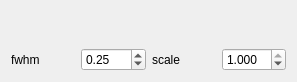
Old version of the form hexrd/ui/resources/ui/azimuthal_overlay_editor.ui in the repository HEXRD/hexrdgui.
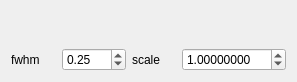
New version of the form. Custom widgets are drawn as their Qt base class.

Commit message: Do not limit scale to 1

Patch:
```diff
--- a/hexrd/ui/resources/ui/azimuthal_overlay_editor.ui
+++ b/hexrd/ui/resources/ui/azimuthal_overlay_editor.ui
@@ -76,17 +76,17 @@
        <property name="keyboardTracking">
         <bool>false</bool>
        </property>
-       <property name="decimals">
-        <number>3</number>
-       </property>
        <property name="maximum">
-        <double>1.000000000000000</double>
+        <number>100</number>
        </property>
        <property name="singleStep">
         <double>0.010000000000000</double>
        </property>
        <property name="value">
-        <double>1.000000000000000</double>
+        <number>1</number>
+       </property>
+       <property name="decimals" stdset="0">
+        <number>8</number>
        </property>
       </widget>
      </item>
```
Left out of the diff: 2 changed lines with no effect on the pictures.
